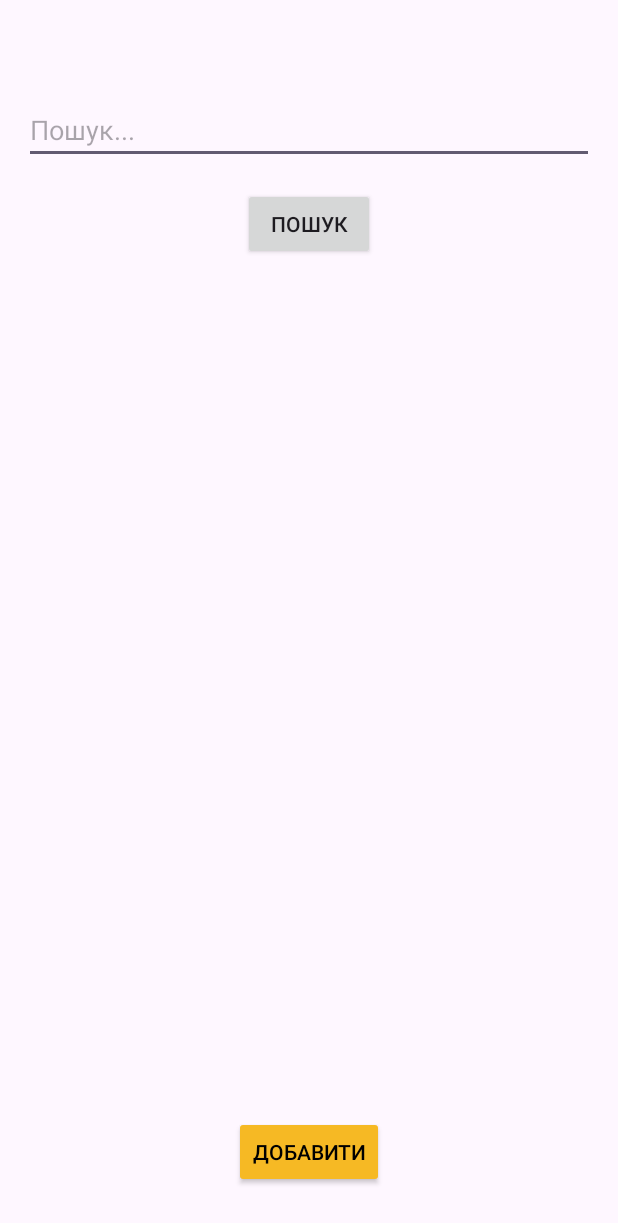
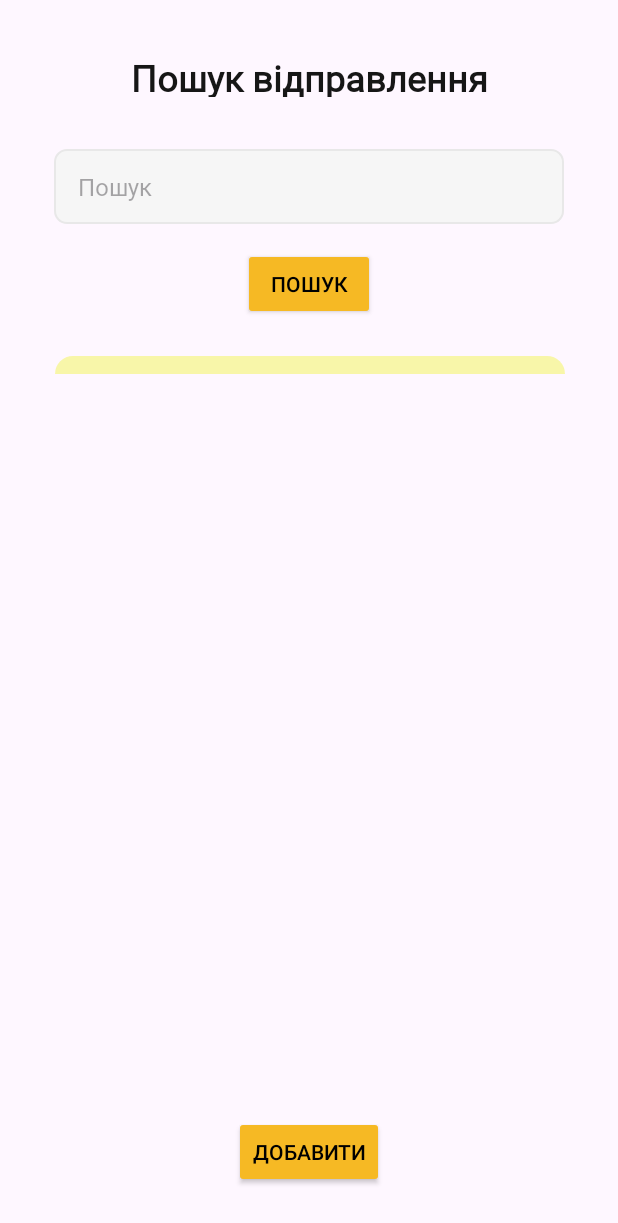
Before and after one commit to Tsyupro/PVPZ-Help, an Android app: the BoxingActivity screen opened directly, with no data from a screen before it, on a phone screen of 412 x 824 dp. Shown: the top 1223 px of the screen. Run offline under Robolectric (Android 15) with nearby library versions, the phone set to English and light mode, and no system bars.

Commit message:
оновлення дизайну

```diff
--- a/app/src/main/java/com/example/ukrposhtaboxing/BoxingActivity.java
+++ b/app/src/main/java/com/example/ukrposhtaboxing/BoxingActivity.java
@@ -88,7 +88,7 @@ public class BoxingActivity extends Activity {
                     BoxingInfo boxingInfo = boxingInfoList.get(position);
 
                     // Додаємо опис про видачу посилки
-                    String currentDateTime = new SimpleDateFormat("yyyy-MM-dd HH:mm:ss", Locale.getDefault()).format(new Date());
+                    String currentDateTime = new SimpleDateFormat("dd-MM-yyyy", Locale.getDefault()).format(new Date());
                     boxingInfo.setAdditionalInfo("Посилка видана: " + currentDateTime);
                     boxingInfo.setSelected(true); // Помічаємо як видану
 
--- /dev/null
+++ b/app/src/main/res/drawable/edittext_background.xml
@@ -0,0 +1,5 @@
+<shape xmlns:android="http://schemas.android.com/apk/res/android">
+    <solid android:color="#F6F6F6" />
+    <stroke android:width="1dp" android:color="#E8E8E8" />
+    <corners android:radius="8dp" />
+</shape>
--- /dev/null
+++ b/app/src/main/res/drawable/listview_background.xml
@@ -0,0 +1,4 @@
+<shape xmlns:android="http://schemas.android.com/apk/res/android">
+    <solid android:color="#F6F8F6A6" />
+    <corners android:topLeftRadius="12dp" android:topRightRadius="12dp" />
+</shape>
--- a/app/src/main/res/layout/activity_boxing.xml
+++ b/app/src/main/res/layout/activity_boxing.xml
@@ -9,35 +9,49 @@
 
     <EditText
         android:id="@+id/searchEditText"
-        android:layout_width="0dp"
-        android:layout_height="wrap_content"
-        android:hint="Пошук..."
+        android:layout_width="340dp"
+        android:layout_height="50dp"
+        android:layout_marginTop="99dp"
+        android:background="@drawable/edittext_background"
+        android:fontFamily="@font/inter"
+        android:gravity="left|center_vertical"
+        android:hint="@string/search"
+        android:paddingLeft="16dp"
+        android:textColor="#BDBDBD"
+        android:textSize="16sp"
         app:layout_constraintEnd_toEndOf="parent"
         app:layout_constraintStart_toStartOf="parent"
         app:layout_constraintTop_toTopOf="parent"
-        app:layout_constraintBottom_toTopOf="@+id/listView"
-        android:layout_margin="16dp" />
+        tools:ignore="RtlHardcoded,RtlSymmetry" />
+
 
     <Button
         android:id="@+id/searchButton"
         android:layout_width="wrap_content"
         android:layout_height="wrap_content"
-        android:text="Пошук"
+        android:text="@string/search"
+        android:textColor="@color/black"
+        android:backgroundTint="@color/yellow"
         app:layout_constraintTop_toBottomOf="@+id/searchEditText"
         app:layout_constraintEnd_toEndOf="parent"
         app:layout_constraintStart_toStartOf="parent"
         android:layout_margin="16dp" />
 
+
     <ListView
         android:id="@+id/listView"
-        android:layout_width="0dp"
-        android:layout_height="0dp"
-        app:layout_constraintBottom_toTopOf="@+id/button3"
+        android:layout_width="340dp"
+        android:layout_height="wrap_content"
+        android:layout_marginTop="88dp"
+        android:background="@drawable/listview_background"
+        android:divider="@android:color/transparent"
+        android:dividerHeight="8dp"
+        android:paddingTop="12dp"
+        android:scrollbars="none"
         app:layout_constraintEnd_toEndOf="parent"
+        app:layout_constraintHorizontal_bias="0.507"
         app:layout_constraintStart_toStartOf="parent"
-        app:layout_constraintTop_toBottomOf="@+id/searchButton"
-        app:layout_constraintVertical_bias="0.0"
-        tools:ignore="MissingConstraints" />
+        app:layout_constraintTop_toBottomOf="@+id/searchEditText" />
 
     <Button
         android:id="@+id/button3"
@@ -51,4 +65,20 @@
         app:layout_constraintEnd_toEndOf="parent"
         app:layout_constraintStart_toStartOf="parent"
         tools:ignore="MissingConstraints" />
+
+    <TextView
+        android:id="@+id/textView"
+        android:layout_width="340dp"
+        android:layout_height="29dp"
+        android:fontFamily="@font/inter"
+        android:gravity="center"
+        android:text="@string/shipment_search"
+        android:textColor="#161616"
+        android:textSize="24sp"
+        android:textStyle="bold"
+        app:layout_constraintBottom_toTopOf="@+id/searchEditText"
+        app:layout_constraintEnd_toEndOf="parent"
+        app:layout_constraintStart_toStartOf="parent"
+        app:layout_constraintTop_toTopOf="parent" />
+
 </androidx.constraintlayout.widget.ConstraintLayout>
--- a/app/src/main/res/values/strings.xml
+++ b/app/src/main/res/values/strings.xml
@@ -1,5 +1,7 @@
 <resources>
     <string name="app_name">ПВПЗ Помічник</string>
-    <string name="start_work">Робота з посилками</string>
+    <string name="start_work">Почати роботу з відправленнями</string>
     <string name="add">Добавити</string>
+    <string name="search">Пошук</string>
+    <string name="shipment_search">Пошук відправлення</string>
 </resources>
```
Also changed, not shown: app/src/main/res/layout/activity_main.xml (+26 -13 lines), app/src/main/res/layout/list_item_boxing_info.xml (+8 -8 lines), app/src/main/res/drawable/_23_08_2024.png (deleted), 35 other files.
